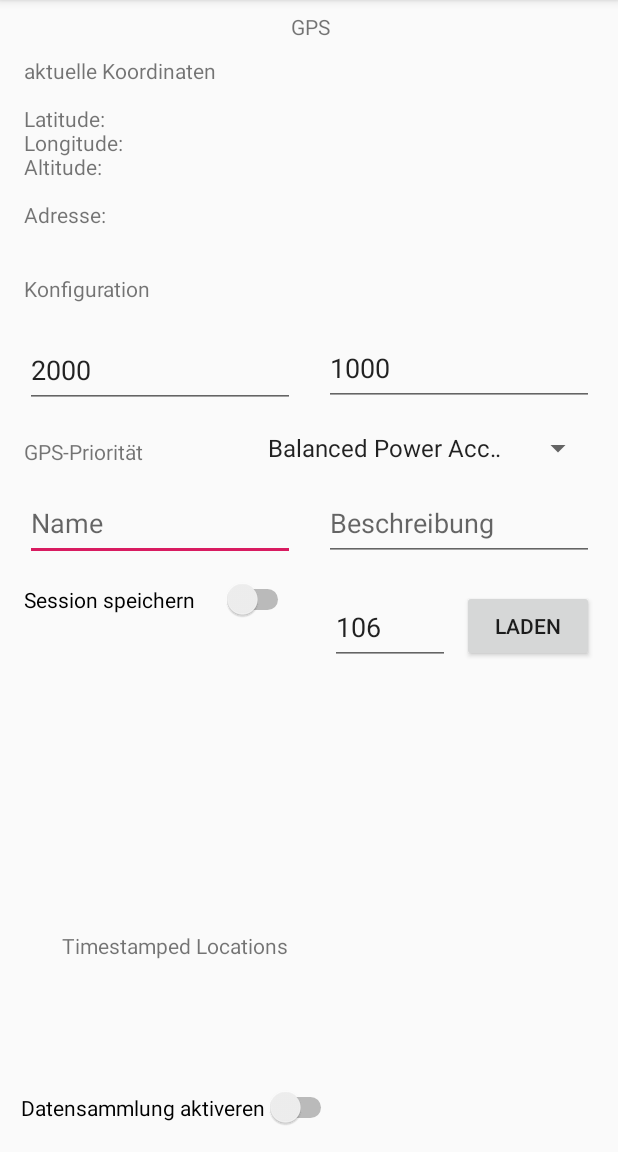
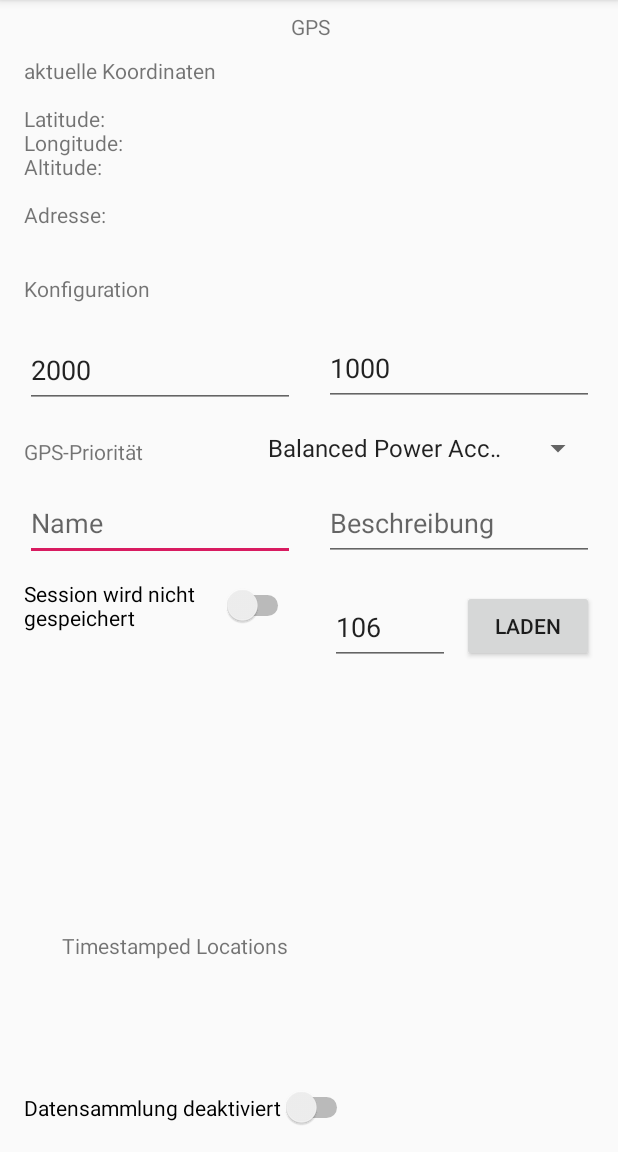
Before and after one commit to magharmi/LokalisierungPraktikum, an Android app: the GPS screen opened directly, with no data from a screen before it, on a phone screen of 412 x 824 dp, the part 84-1236 px from its top. Run offline under Robolectric (Android 15) with nearby library versions, the phone set to English and light mode, and no system bars; our stand-ins replace Volley.

Commit message:
GUI fixes

```diff
--- a/Praktikum/app/src/main/java/com/example/praktikum/GPSTracker.java
+++ b/Praktikum/app/src/main/java/com/example/praktikum/GPSTracker.java
@@ -86,7 +86,6 @@ public class GPSTracker implements LocationListener {
             Rest rest = new Rest(context);
             GPS.getInstance().textViewGPSKoordinaten.setText("aktuelle Koordinaten\n\nLatitude: "+location.getLatitude()+"\nLongitude: "+location.getLongitude()+"\nAltitude: "+location.getAltitude());
             GPS.getInstance().textViewTimestampedLocations.append("\n\nLatitude: "+location.getLatitude()+"\nLongitude: "+location.getLongitude()+"\nAltitude: "+location.getAltitude());
-            Log.e("POSTTRACKSTARTEN", Rest.postTrackStarten+"");
             if(rest.getPostTrackStarten() == true) {
                 rest.postData(location.getLatitude(), location.getLongitude(), location.getAltitude());
             }
--- a/Praktikum/app/src/main/res/layout/activity_gps.xml
+++ b/Praktikum/app/src/main/res/layout/activity_gps.xml
@@ -13,7 +13,7 @@
         android:layout_marginStart="16dp"
         android:layout_marginTop="12dp"
         android:layout_marginEnd="215dp"
-        android:text="Session speichern"
+        android:text="Session wird nicht gespeichert"
         app:layout_constraintEnd_toEndOf="parent"
         app:layout_constraintHorizontal_bias="0.0"
         app:layout_constraintStart_toStartOf="parent"
@@ -59,11 +59,9 @@
         android:layout_width="wrap_content"
         android:layout_height="wrap_content"
         android:layout_marginStart="16dp"
-        android:layout_marginEnd="190dp"
         android:layout_marginBottom="16dp"
-        android:text="Datensammlung aktiveren"
+        android:text="Datensammlung deaktiviert"
         app:layout_constraintBottom_toBottomOf="parent"
-        app:layout_constraintEnd_toEndOf="parent"
         app:layout_constraintStart_toStartOf="parent" />
 
     <TextView
```
Also changed, not shown: Praktikum/app/src/main/java/com/example/praktikum/GPS.java (+5 -4 lines).
